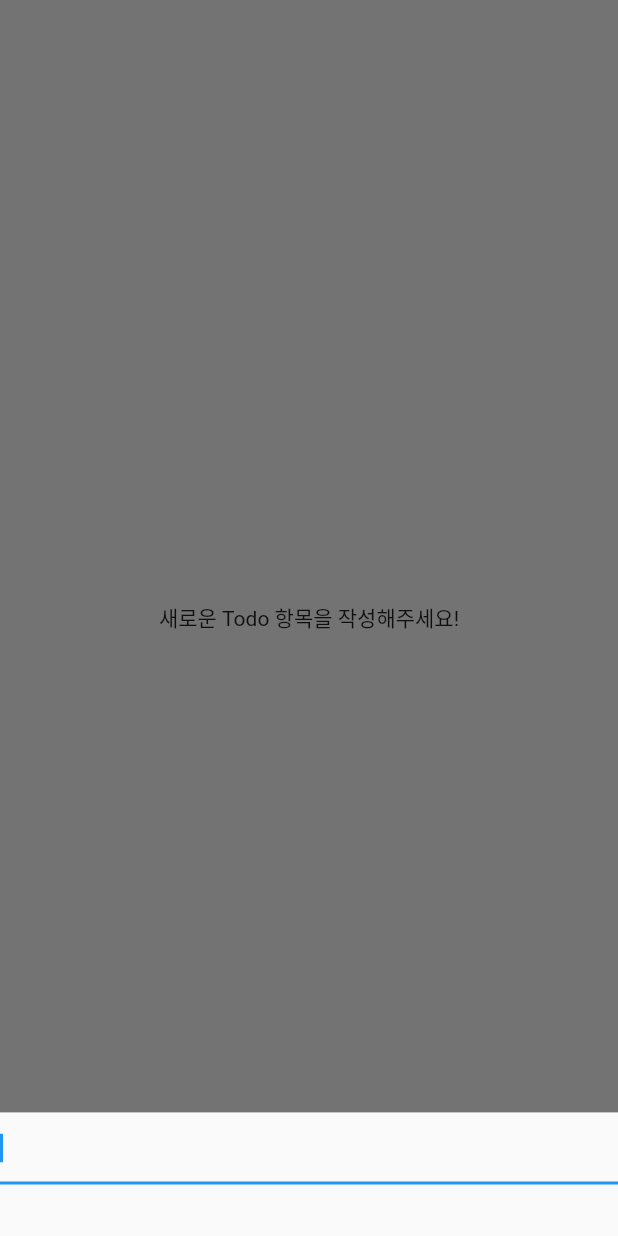
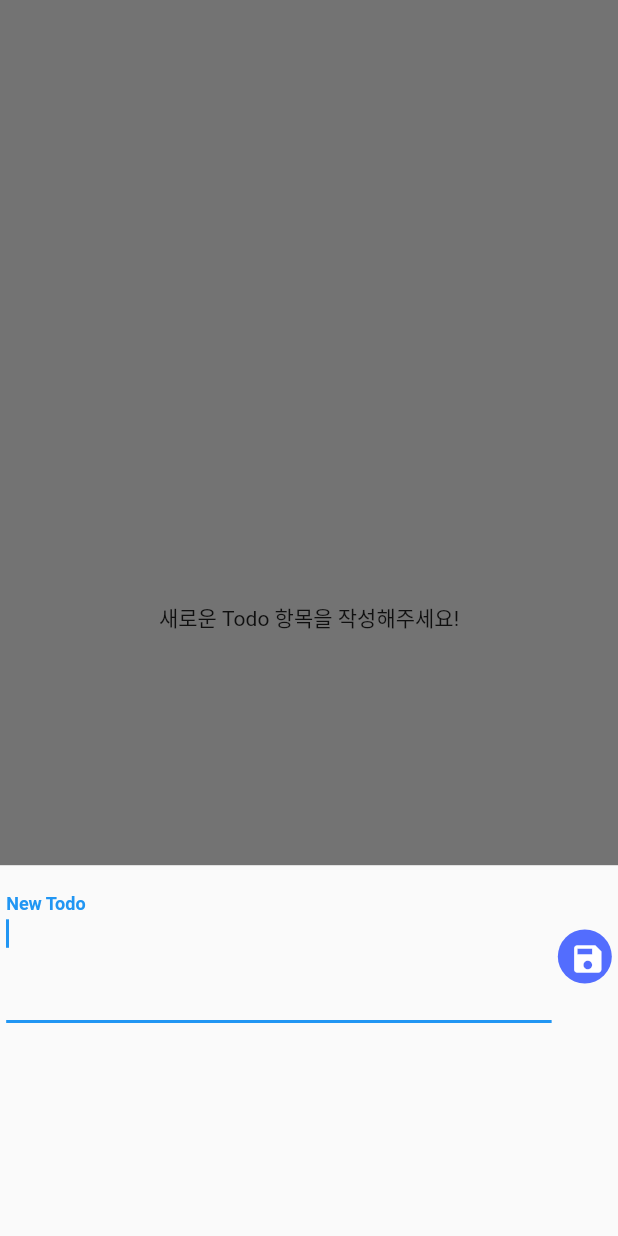
Before and after one commit to Gyusik-Choi/flutter, a Flutter app: the screen it shows after launch, after a tap on the "add" icon, on a phone screen of 412 x 824 dp. Run offline on Flutter 3.47's test engine with Material 2 defaults, Android fonts, the light colour scheme and no system bars; our stand-ins replace flutter_dotenv, get, image_picker, location, permission_handler, shared_preferences and 1 more; accounts and stored records are empty.

Commit message:
update showModalBottomSheet and get todos

```diff
--- a/projects/todo_2/lib/dao/todo_dao.dart
+++ b/projects/todo_2/lib/dao/todo_dao.dart
@@ -18,6 +18,7 @@ class TodoDao {
       }
 
       List<Todo> todos = result.map((item) => Todo.fromMap(item)).toList();
+
       return [null, todos];
     } catch (err) {
       return [err, null];
@@ -33,9 +34,9 @@ class TodoDao {
         todo.toMap(),
       );
 
-      return result;
+      return [null, result];
     } catch (err) {
-      return err;
+      return [err, null];
     }
   }
 
--- a/projects/todo_2/lib/model/todo.dart
+++ b/projects/todo_2/lib/model/todo.dart
@@ -8,7 +8,8 @@ class Todo {
   Todo.fromMap(Map<String, dynamic> itemFromDB)
     : id = itemFromDB['id'],
       description = itemFromDB['description'],
-      isDone = itemFromDB['isDone'];
+      isDone = itemFromDB['is_done'] == 0 ? false : true;
+      // isDone = itemFromDB['is_done'];
 
   Map<String, dynamic> toMap() {
     return {
--- a/projects/todo_2/lib/ui/add_todo.dart
+++ b/projects/todo_2/lib/ui/add_todo.dart
@@ -1,6 +1,8 @@
 import 'package:flutter/material.dart';
+import '../bloc/todo_bloc.dart';
+import '../model/todo.dart';
 
-Future addTodo(BuildContext context) {
+Future addTodo(BuildContext context, TodoBloc _bloc) {
   final TextEditingController _controller = TextEditingController();
   Size size = MediaQuery.of(context).size;
   double width = size.width;
@@ -18,22 +20,70 @@ Future addTodo(BuildContext context) {
       // 대신 Padding 안에 padding: MediaQuery.of(context).viewInsets 를 선언하니 적용됐다
       // 그리고 height 값은 keyboard 위에 보이는 영역의 높이 값으로 지정할 수 있다
       return Padding(
-        padding: MediaQuery.of(context).viewInsets,
+        padding: EdgeInsets.only(
+          bottom: MediaQuery.of(context).viewInsets.bottom,
+        ),
         child: SizedBox(
-          height: height * 0.1,
+          height: height * 0.3,
+          child: Padding(
+            padding: EdgeInsets.only(
+              top: width * 0.02,
+              right: width * 0.01,
+              bottom: width * 0.025,
+              left: width * 0.01,
+            ),
             child: ListView(
               children: <Widget> [
                 Row(
+                  mainAxisSize: MainAxisSize.min,
+                  crossAxisAlignment: CrossAxisAlignment.center,
                   children: <Widget> [
                     Expanded(
                       child: TextFormField(
                         controller: _controller,
+                        textInputAction: TextInputAction.newline,
                         autofocus: true,
+                        maxLines: 3,
+                        style: const TextStyle(
+                          fontWeight: FontWeight.bold,
+                        ),
+                        decoration: const InputDecoration(
+                          labelText: 'New Todo',
+                        ),
                       )
                     ),
+                    Padding(
+                      padding: EdgeInsets.only(
+                        left: width * 0.01,
+                        top: width * 0.02,
+                      ),
+                      child: CircleAvatar(
+                        backgroundColor: Colors.indigoAccent,
+                        radius: 18,
+                        child: IconButton(
+                          icon: const Icon(
+                            Icons.save,
+                            color: Colors.white,
+                          ),
+                          onPressed: () {
+                            String words = _controller.value.text;
+
+                            if (words.isNotEmpty) {
+                              final Todo newTodo = Todo(
+                                description: words,
+                              );
+
+                              _bloc.addTodo(newTodo);
+                              Navigator.of(context).pop();
+                            }
+                          },
+                        )
+                      )
+                    )
                   ],
                 )
               ],
+            ),
           ),
         ),
       );
--- a/projects/todo_2/lib/ui/home.dart
+++ b/projects/todo_2/lib/ui/home.dart
@@ -18,7 +18,7 @@ class Home extends StatelessWidget {
         body: getTodos(_todoBloc),
         floatingActionButton: FloatingActionButton(
           onPressed: () async {
-            await addTodo(context);
+            await addTodo(context, _todoBloc);
           },
           backgroundColor: Colors.white,
           child: const Icon(
```
Lines whose indentation alone changed are shown as unchanged.
